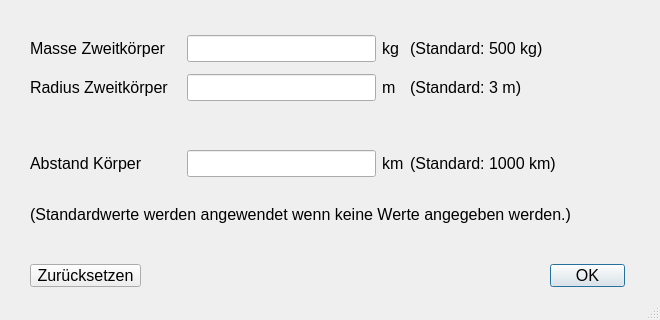
Old version of the form entry.ui in the repository fflopsi/twobodyproblem; both pictures show x 0 to 660 and y 180 to 500 of the 660 by 500 pixel window.
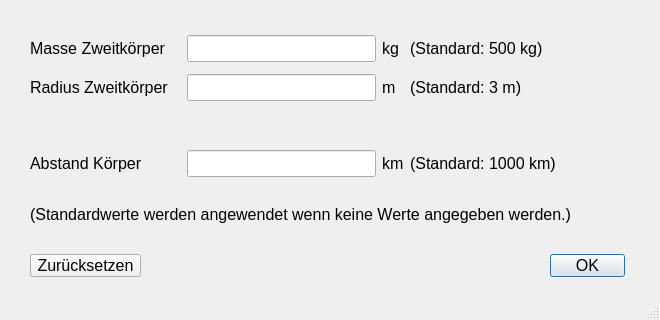
New version of the form.

Commit message: add ui files for examples and settings, add functionality for buttons

```diff
--- a/entry.ui
+++ b/entry.ui
@@ -67,7 +67,7 @@
     <property name="geometry">
      <rect>
       <x>550</x>
-      <y>420</y>
+      <y>410</y>
       <width>75</width>
       <height>23</height>
      </rect>
@@ -83,7 +83,7 @@
     <property name="geometry">
      <rect>
       <x>30</x>
-      <y>420</y>
+      <y>410</y>
       <width>111</width>
       <height>23</height>
      </rect>
```
Left out of the diff: 19 changed lines with no effect on the pictures. The commit also changes 3 other files.
